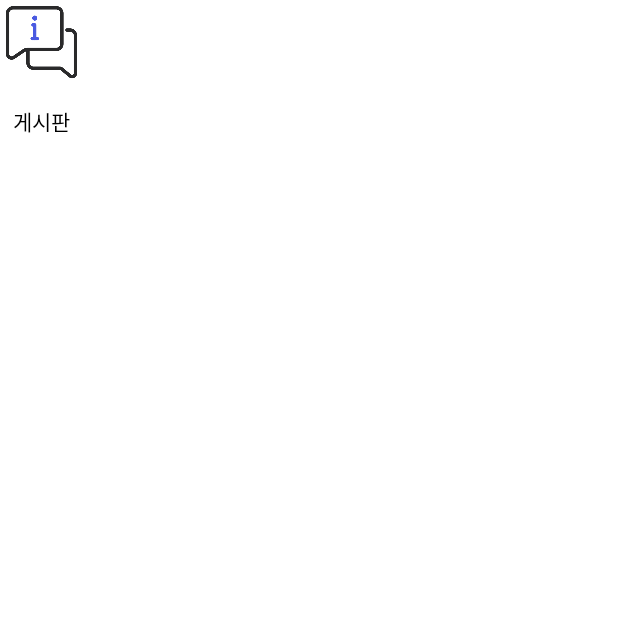
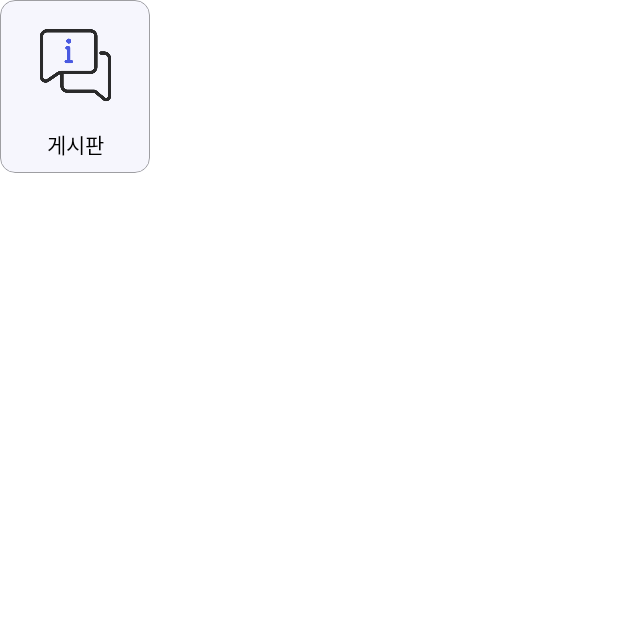
Before and after one commit to Itzy300/ItzyAndroid, an Android app built with Jetpack Compose: the composable MainPostItem shown on its own in the app's theme, on a phone screen of 412 x 824 dp, the top half of it. Run offline under Robolectric (Android 15) with nearby library versions, the phone set to English and light mode, and no system bars.

Commit message:
design: add frequent component in itzy app

```diff
--- /dev/null
+++ b/app/src/main/java/com/itzy/itzyandroid/app/presentation/component/MainPostItem.kt
@@ -0,0 +1,60 @@
+package com.itzy.itzyandroid.app.presentation.component
+
+import androidx.annotation.DrawableRes
+import androidx.compose.foundation.Image
+import androidx.compose.foundation.background
+import androidx.compose.foundation.border
+import androidx.compose.foundation.clickable
+import androidx.compose.foundation.layout.Column
+import androidx.compose.foundation.layout.padding
+import androidx.compose.foundation.layout.size
+import androidx.compose.material.Text
+import androidx.compose.runtime.Composable
+import androidx.compose.ui.Alignment
+import androidx.compose.ui.Modifier
+import androidx.compose.ui.draw.clip
+import androidx.compose.ui.graphics.Color
+import androidx.compose.ui.res.painterResource
+import androidx.compose.ui.text.style.TextAlign
+import androidx.compose.ui.unit.dp
+import com.itzy.itzyandroid.R
+import com.itzy.itzyandroid.ui.theme.MainBlue2
+import com.itzy.itzyandroid.ui.theme.MainGray2
+import com.itzy.itzyandroid.ui.theme.Shapes
+import com.itzy.itzyandroid.ui.theme.TextStyles
+
+
+@Composable
+fun MainPostItem(
+    modifier: Modifier = Modifier,
+    @DrawableRes resId: Int = R.drawable.info,
+    title: String = "게시판",
+    onClick: () -> Unit = {}
+){
+    Column(
+        modifier = modifier
+            .clip(shape = Shapes.small)
+            .background(MainBlue2)
+            .size(100.dp, 115.dp)
+            .border(0.5.dp, MainGray2, shape = Shapes.small)
+            .padding(top = 15.dp, bottom = 10.dp)
+            .clickable(onClick = onClick)
+    ){
+        Image(
+            painter = painterResource(id = resId),
+            contentDescription = title,
+            modifier = Modifier
+                .size(55.dp)
+                .align(Alignment.CenterHorizontally)
+        )
+        Text(
+            text = title,
+            color = Color.Black,
+            style = TextStyles.TextBasics3,
+            textAlign = TextAlign.Center,
+            modifier = Modifier
+                .padding(top = 15.dp)
+                .align(Alignment.CenterHorizontally)
+        )
+    }
+}
--- a/app/src/main/java/com/itzy/itzyandroid/app/presentation/view/HomeScreen.kt
+++ b/app/src/main/java/com/itzy/itzyandroid/app/presentation/view/HomeScreen.kt
@@ -27,6 +27,8 @@ import com.itzy.itzyandroid.R
 import com.itzy.itzyandroid.app._enums.DisablePost
 import com.itzy.itzyandroid.app._enums.LocationPost
 import com.itzy.itzyandroid.app._enums.MainPost
+import com.itzy.itzyandroid.app.presentation.component.MainPostItem
+import com.itzy.itzyandroid.app.presentation.navigation.Screen
 import com.itzy.itzyandroid.ui.theme.*
 
 @Composable
@@ -58,18 +60,14 @@ fun HomeScreen(
                             resId = it.image,
                             title = it.name,
                             modifier = Modifier
-                                .clip(shape = Shapes.small)
-                                .background(MainBlue2)
-                                .size(100.dp, 115.dp)
-                                .border(0.5.dp, MainGray2, shape = Shapes.small)
-                                .padding(top = 15.dp, bottom = 10.dp)
+
                         )
                         Spacer(modifier = Modifier.width(13.dp))
                     }
                 }
             }
         }
-        CategoryItem(modifier = Modifier, myType = 0)
+        CategoryItem(modifier = Modifier, myType = 0, onClick = {navController.navigate(Screen.PostScreen.route)})
         CategoryItem(modifier = Modifier, myType = 1)
     }
 }
@@ -129,35 +127,6 @@ fun topBar(
 }
 
 @Composable
-fun MainPostItem(
-    modifier: Modifier = Modifier,
-    @DrawableRes resId: Int = R.drawable.info,
-    title: String = "게시판",
-    onClick: () -> Unit = {}
-){
-    Column(
-        modifier = modifier.clickable(onClick = onClick)
-    ){
-        Image(
-            painter = painterResource(id = resId),
-            contentDescription = title,
-            modifier = Modifier
-                .size(55.dp)
-                .align(CenterHorizontally)
-        )
-        Text(
-            text = title,
-            color = Black,
-            style = TextStyles.TextBasics3,
-            textAlign = TextAlign.Center,
-            modifier = Modifier
-                .padding(top = 15.dp)
-                .align(CenterHorizontally)
-        )
-    }
-}
-
-@Composable
 fun CategoryTitle(
     modifier: Modifier = Modifier,
     @DrawableRes resId: Int = R.drawable.info,
@@ -185,7 +154,8 @@ fun CategoryTitle(
 @Composable
 fun CategoryItem(
     modifier: Modifier = Modifier,
-    myType: Int = 0
+    myType: Int = 0,
+    onClick: () -> Unit = {}
 ){
     var expandedState by remember { mutableStateOf(false) }
     val rotationState by animateFloatAsState(
@@ -218,11 +188,11 @@ fun CategoryItem(
                 when(myType) {
                     0 -> DisablePost::class.sealedSubclasses.mapNotNull { it.objectInstance }
                         .subList(0, if (expandedState) DisablePost::class.sealedSubclasses.size else 3
-                        ).forEach { DetailCategory(it.name) }
+                        ).forEach { DetailCategory(it.name, onClick) }
 
                     else -> LocationPost::class.sealedSubclasses.mapNotNull { it.objectInstance }
                         .subList(0, if (expandedState) LocationPost::class.sealedSubclasses.size else 3
-                        ).forEach { DetailCategory(it.name) }
+                        ).forEach { DetailCategory(it.name, onClick) }
                 }
                 Row(
                     modifier = Modifier
```
Also changed, not shown: app/src/main/java/com/itzy/itzyandroid/app/presentation/component/PostItem.kt (added, +78 -0 lines).
